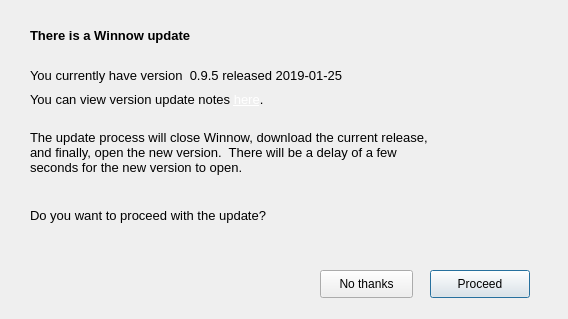
towhee/Winnow64, file Dialogs/updateapp.ui: the form before one commit.
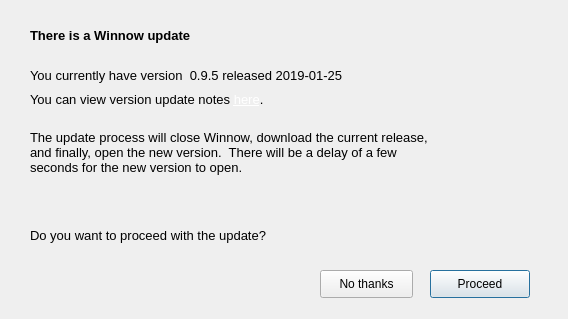
The form after the commit.

Commit message:
Release 131.1 for PC
Layout tweak in updateapp.ui

The edit to the form file:
```diff
--- a/Dialogs/updateapp.ui
+++ b/Dialogs/updateapp.ui
@@ -23,7 +23,7 @@
    <property name="geometry">
     <rect>
      <x>30</x>
-     <y>200</y>
+     <y>220</y>
      <width>391</width>
      <height>31</height>
     </rect>
@@ -152,7 +152,7 @@
      <x>30</x>
      <y>130</y>
      <width>411</width>
-     <height>71</height>
+     <height>91</height>
     </rect>
    </property>
    <property name="font">
```
